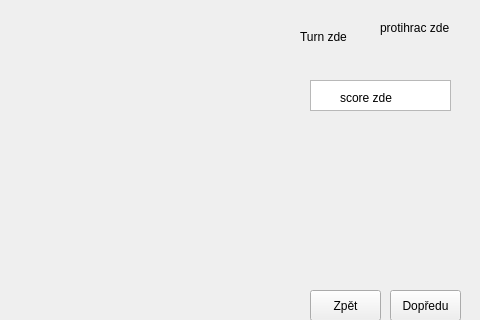
This is src/gui/gameui.ui in goaldus/HRA2016 as Qt 5 draws it before an edit; both pictures show x 120 to 600 and y 0 to 320 of the 600 by 420 pixel window. The edited form follows.
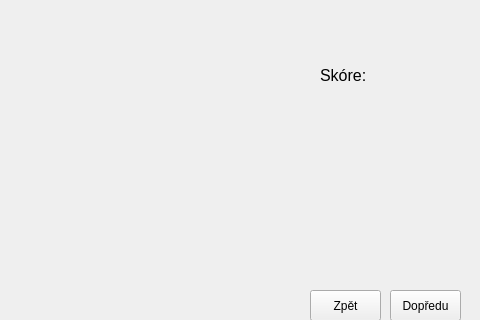
This is the edited form.

Diff of the .ui file:
```diff
--- a/src/gui/gameui.ui
+++ b/src/gui/gameui.ui
@@ -57,53 +57,17 @@
    <widget class="QLabel" name="label_2">
     <property name="geometry">
      <rect>
-      <x>460</x>
-      <y>90</y>
-      <width>61</width>
-      <height>16</height>
-     </rect>
-    </property>
-    <property name="text">
-     <string>score zde</string>
-    </property>
-   </widget>
-   <widget class="QTextBrowser" name="textBrowser_2">
-    <property name="geometry">
-     <rect>
-      <x>430</x>
-      <y>80</y>
-      <width>141</width>
+      <x>440</x>
+      <y>60</y>
+      <width>51</width>
       <height>31</height>
      </rect>
     </property>
-   </widget>
-   <widget class="QLabel" name="label_3">
-    <property name="geometry">
-     <rect>
-      <x>420</x>
-      <y>30</y>
-      <width>47</width>
-      <height>13</height>
-     </rect>
-    </property>
     <property name="text">
-     <string>Turn zde</string>
+     <string>&lt;html&gt;&lt;head/&gt;&lt;body&gt;&lt;p&gt;&lt;span style=&quot; font-size:12pt;&quot;&gt;Skóre:&lt;/span&gt;&lt;/p&gt;&lt;/body&gt;&lt;/html&gt;</string>
     </property>
    </widget>
-   <widget class="QLabel" name="label_4">
-    <property name="geometry">
-     <rect>
-      <x>500</x>
-      <y>20</y>
-      <width>71</width>
-      <height>16</height>
-     </rect>
-    </property>
-    <property name="text">
-     <string>protihrac zde</string>
-    </property>
-   </widget>
-   <widget class="QPushButton" name="pushButton_2">
+   <widget class="QPushButton" name="backBtn">
     <property name="geometry">
      <rect>
       <x>430</x>
```
Left out of the diff: 11 changed lines with no effect on the pictures.
